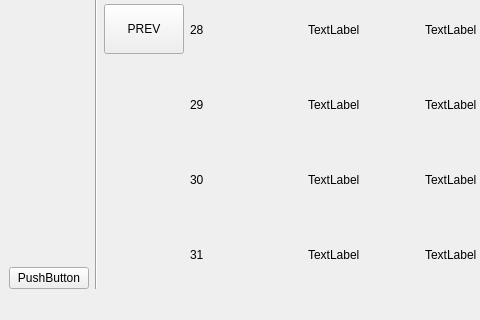
The window that UI_main_window.ui (Klaudia-24/Harmonogram) describes before a commit, drawn with Qt 5; both pictures show x 0 to 480 and y 265 to 585 of the 1219 by 585 pixel window.
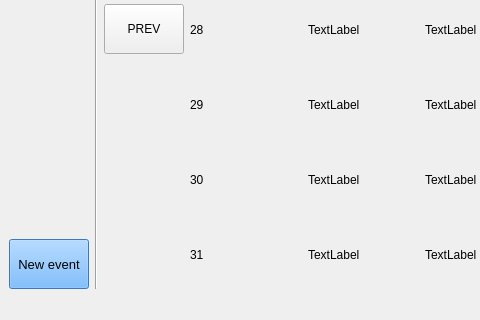
The same window after the commit.

Commit message: Added function for running "New event" window using newEventButton.

Patch:
```diff
--- a/UI_main_window.ui
+++ b/UI_main_window.ui
@@ -34,8 +34,22 @@
         </item>
         <item>
          <widget class="QPushButton" name="newEventButton">
+          <property name="minimumSize">
+           <size>
+            <width>0</width>
+            <height>50</height>
+           </size>
+          </property>
+          <property name="font">
+           <font>
+            <pointsize>10</pointsize>
+           </font>
+          </property>
+          <property name="styleSheet">
+           <string notr="true">background-color: rgb(85, 170, 255);</string>
+          </property>
           <property name="text">
-           <string>PushButton</string>
+           <string>New event</string>
           </property>
          </widget>
         </item>
```
Left out of the diff: 2 changed lines with no effect on the pictures. The commit also changes 1 other file.
